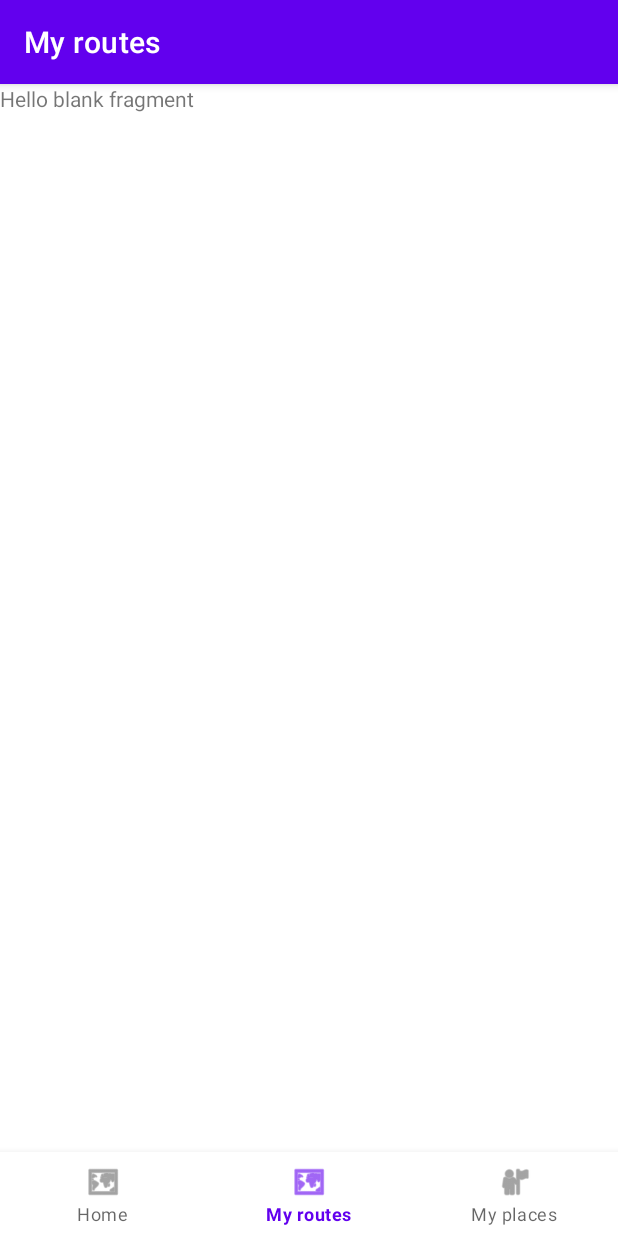
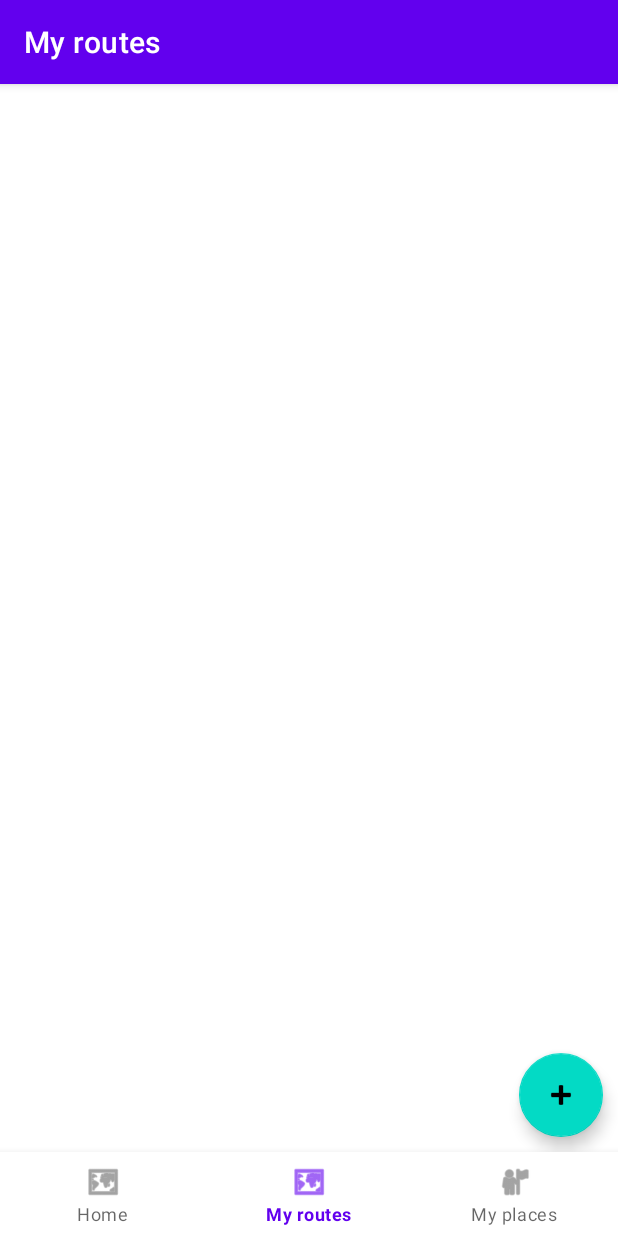
Before and after one commit to alfonso-balbuena/capstone_project_android, an Android app: the screen it shows after launch (MapsActivity), item 2 of the bottom bar chosen, on a phone screen of 412 x 824 dp. Run offline under Robolectric (Android 15) with nearby library versions, the phone set to English and light mode, and no system bars; our stand-ins replace Room's generated code; 10 statements that could not run were skipped.

Commit message:
Finish my route tab
- Add dialog for add a new route
- Add a recycler view for show the routes in the system
- Add adapter for routes rv
- Add layout for route

```diff
--- /dev/null
+++ b/Project/app/src/main/java/com/alfonso/capstone/adapter/IClickHandlerAdapter.java
@@ -0,0 +1,5 @@
+package com.alfonso.capstone.adapter;
+
+public interface IClickHandlerAdapter<T> {
+    void onClick(T model);
+}
--- /dev/null
+++ b/Project/app/src/main/java/com/alfonso/capstone/adapter/RoutesAdapter.java
@@ -0,0 +1,63 @@
+package com.alfonso.capstone.adapter;
+
+import android.content.Context;
+import android.util.Log;
+import android.view.LayoutInflater;
+import android.view.View;
+import android.view.ViewGroup;
+import android.widget.TextView;
+
+import androidx.annotation.NonNull;
+import androidx.recyclerview.widget.RecyclerView;
+
+import com.alfonso.capstone.R;
+import com.alfonso.capstone.model.Route;
+
+
+
+import java.util.List;
+
+public class RoutesAdapter extends RecyclerView.Adapter<RoutesAdapter.RoutesAdapterViewHolder> {
+
+    private List<Route> routeList;
+    private final IClickHandlerAdapter<Route> listener;
+
+    public RoutesAdapter(IClickHandlerAdapter<Route> listener) {
+        this.listener = listener;
+    }
+
+    public void setRouteList(List<Route> routes) {
+        routeList = routes;
+        notifyDataSetChanged();
+    }
+
+    @NonNull
+    @Override
+    public RoutesAdapterViewHolder onCreateViewHolder(@NonNull ViewGroup parent, int viewType) {
+        Context context = parent.getContext();
+        int layoutItem = R.layout.route_item;
+        LayoutInflater inflater = LayoutInflater.from(context);
+        View view = inflater.inflate(layoutItem,parent,false);
+        return new RoutesAdapterViewHolder(view,listener,position -> routeList.get(position));
+    }
+
+    @Override
+    public void onBindViewHolder(@NonNull RoutesAdapterViewHolder holder, int position) {
+        holder.route_name_tv.setText(routeList.get(position).getName());
+    }
+
+    @Override
+    public int getItemCount() {
+        return (routeList == null) ? 0 : routeList.size();
+    }
+
+    public static class RoutesAdapterViewHolder extends ViewHolderClick<Route> {
+
+        final TextView route_name_tv;
+
+        public RoutesAdapterViewHolder(@NonNull View itemView, @NonNull IClickHandlerAdapter<Route> clickHandlerAdapter, @NonNull IModelPosition<Route> position) {
+            super(itemView, clickHandlerAdapter, position);
+            route_name_tv = itemView.findViewById(R.id.item_name_route);
+        }
+    }
+}
--- a/Project/app/src/main/java/com/alfonso/capstone/fragments/MyRoutesFragment.java
+++ b/Project/app/src/main/java/com/alfonso/capstone/fragments/MyRoutesFragment.java
@@ -2,65 +2,71 @@ package com.alfonso.capstone.fragments;
 
 import android.os.Bundle;
 
+import androidx.fragment.app.DialogFragment;
 import androidx.fragment.app.Fragment;
+import androidx.lifecycle.ViewModelProvider;
+import androidx.recyclerview.widget.LinearLayoutManager;
+import androidx.recyclerview.widget.RecyclerView;
 
+import android.util.Log;
 import android.view.LayoutInflater;
 import android.view.View;
 import android.view.ViewGroup;
 
+import com.alfonso.capstone.CapstoneApplication;
 import com.alfonso.capstone.R;
+import com.alfonso.capstone.adapter.RoutesAdapter;
+import com.alfonso.capstone.databinding.FragmentMapsLocationBinding;
+import com.alfonso.capstone.databinding.FragmentMyRoutesBinding;
+import com.alfonso.capstone.services.imp.PlaceServiceGoogle;
+import com.alfonso.capstone.viewmodel.MyRoutesViewModel;
+import com.alfonso.capstone.viewmodel.MyRoutesViewModelFactory;
+import com.google.android.gms.location.LocationServices;
 
-/**
- * A simple {@link Fragment} subclass.
- * Use the {@link MyRoutesFragment#newInstance} factory method to
- * create an instance of this fragment.
- */
-public class MyRoutesFragment extends Fragment {
+public class MyRoutesFragment extends Fragment implements AddRouteFragment.AddRouteDialogListener {
 
-    // TODO: Rename parameter arguments, choose names that match
-    // the fragment initialization parameters, e.g. ARG_ITEM_NUMBER
-    private static final String ARG_PARAM1 = "param1";
-    private static final String ARG_PARAM2 = "param2";
+    private FragmentMyRoutesBinding binding;
+    private MyRoutesViewModel viewModel;
+    private RoutesAdapter adapter;
 
-    // TODO: Rename and change types of parameters
-    private String mParam1;
-    private String mParam2;
-
-    public MyRoutesFragment() {
-        // Required empty public constructor
+    @Override
+    public View onCreateView(LayoutInflater inflater, ViewGroup container, Bundle savedInstanceState) {
+        // Inflate the layout for this fragment
+        binding = FragmentMyRoutesBinding.inflate(inflater, container, false);
+        View view = binding.getRoot();
+        viewModel = new ViewModelProvider(requireActivity(),new MyRoutesViewModelFactory(((CapstoneApplication)requireActivity().getApplication()).repository)).get(MyRoutesViewModel.class);
+        binding.floatAddRoute.setOnClickListener(view1 -> {
+            DialogFragment addRouteFragment = new AddRouteFragment(this);
+            addRouteFragment.show(getFragmentManager(),"Add");
+        });
+        initRV();
+        return view;
     }
 
-    /**
-     * Use this factory method to create a new instance of
-     * this fragment using the provided parameters.
-     *
-     * @param param1 Parameter 1.
-     * @param param2 Parameter 2.
-     * @return A new instance of fragment MyRoutesFragment.
-     */
-    // TODO: Rename and change types and number of parameters
-    public static MyRoutesFragment newInstance(String param1, String param2) {
-        MyRoutesFragment fragment = new MyRoutesFragment();
-        Bundle args = new Bundle();
-        args.putString(ARG_PARAM1, param1);
-        args.putString(ARG_PARAM2, param2);
-        fragment.setArguments(args);
-        return fragment;
+    private void initRV() {
+        binding.rvRoutes.setHasFixedSize(true);
+        LinearLayoutManager layoutManager = new LinearLayoutManager(getContext());
+        layoutManager.setOrientation(LinearLayoutManager.VERTICAL);
+        binding.rvRoutes.setLayoutManager(layoutManager);
+        adapter = new RoutesAdapter(model -> {
+           Log.d("ROUTEs", "Click en " + model.getIdRoute() + "  --- " + model.getName());
+        });
+        binding.rvRoutes.setAdapter(adapter);
+
+        viewModel.getAllRoutes().observe(this,routes -> {
+            adapter.setRouteList(routes);
+        });
+    }
+
+
+    @Override
+    public void onDialogOkClick(DialogFragment dialog, String routeName) {
+        viewModel.addRoute(routeName);
+        dialog.dismiss();
     }
 
     @Override
-    public void onCreate(Bundle savedInstanceState) {
-        super.onCreate(savedInstanceState);
-        if (getArguments() != null) {
-            mParam1 = getArguments().getString(ARG_PARAM1);
-            mParam2 = getArguments().getString(ARG_PARAM2);
-        }
-    }
-
-    @Override
-    public View onCreateView(LayoutInflater inflater, ViewGroup container,
-                             Bundle savedInstanceState) {
-        // Inflate the layout for this fragment
-        return inflater.inflate(R.layout.fragment_my_routes, container, false);
+    public void onDialogCancelClick(DialogFragment dialog) {
+        dialog.dismiss();
     }
 }
--- /dev/null
+++ b/Project/app/src/main/java/com/alfonso/capstone/services/CallbackName.java
@@ -0,0 +1,5 @@
+package com.alfonso.capstone.services;
+
+public interface CallbackName {
+    void getName(String name);
+}
--- a/Project/app/src/main/java/com/alfonso/capstone/services/IPlaceService.java
+++ b/Project/app/src/main/java/com/alfonso/capstone/services/IPlaceService.java
@@ -10,5 +10,5 @@ public interface IPlaceService {
     LiveData<List<PlaceCapstone>> getPlacesCurrentLocation();
     void updatePlaces();
     LiveData<PlaceCapstone> getPlaceById(String id);
-
+    void getNamePlace(String id,CallbackName callbackName);
 }
--- a/Project/app/src/main/res/layout/fragment_my_routes.xml
+++ b/Project/app/src/main/res/layout/fragment_my_routes.xml
@@ -1,14 +1,43 @@
 <?xml version="1.0" encoding="utf-8"?>
-<FrameLayout xmlns:android="http://schemas.android.com/apk/res/android"
+<androidx.constraintlayout.widget.ConstraintLayout xmlns:android="http://schemas.android.com/apk/res/android"
+    xmlns:app="http://schemas.android.com/apk/res-auto"
     xmlns:tools="http://schemas.android.com/tools"
     android:layout_width="match_parent"
     android:layout_height="match_parent"
+    android:layout_marginStart="5dp"
     tools:context=".fragments.MyRoutesFragment">
 
-    <!-- TODO: Update blank fragment layout -->
-    <TextView
+
+    <androidx.recyclerview.widget.RecyclerView
+        android:id="@+id/rv_routes"
         android:layout_width="match_parent"
         android:layout_height="match_parent"
-        android:text="@string/hello_blank_fragment" />
+        app:layout_constraintBottom_toBottomOf="parent"
+        app:layout_constraintEnd_toEndOf="parent"
+        app:layout_constraintStart_toStartOf="parent"
+        app:layout_constraintTop_toTopOf="parent" />
 
-</FrameLayout>
+
+    <com.google.android.material.floatingactionbutton.FloatingActionButton
+        android:id="@+id/float_add_route"
+        android:layout_width="wrap_content"
+        android:layout_height="wrap_content"
+        android:layout_marginEnd="10dp"
+        android:layout_marginBottom="10dp"
+        android:contentDescription="@string/add_route"
+        android:src="@android:drawable/ic_input_add"
+        app:layout_constraintBottom_toBottomOf="parent"
+        app:layout_constraintEnd_toEndOf="parent" />
+
+    <TextView
+        android:id="@+id/tv_no_routes"
+        android:layout_width="wrap_content"
+        android:layout_height="wrap_content"
+        android:text="@string/no_routes"
+        android:visibility="invisible"
+        app:layout_constraintBottom_toBottomOf="@+id/rv_routes"
+        app:layout_constraintEnd_toEndOf="parent"
+        app:layout_constraintStart_toStartOf="parent"
+        app:layout_constraintTop_toTopOf="@+id/rv_routes" />
+
+</androidx.constraintlayout.widget.ConstraintLayout>
```
Also changed, not shown: Project/app/src/main/java/com/alfonso/capstone/adapter/ViewHolderClick.java (added, +28 -0 lines), Project/app/src/main/java/com/alfonso/capstone/fragments/AddRouteFragment.java (added, +52 -0 lines), Project/app/src/main/res/layout/fragment_add_route.xml (added, +81 -0 lines), Project/app/src/main/res/layout/route_item.xml (added, +37 -0 lines).
